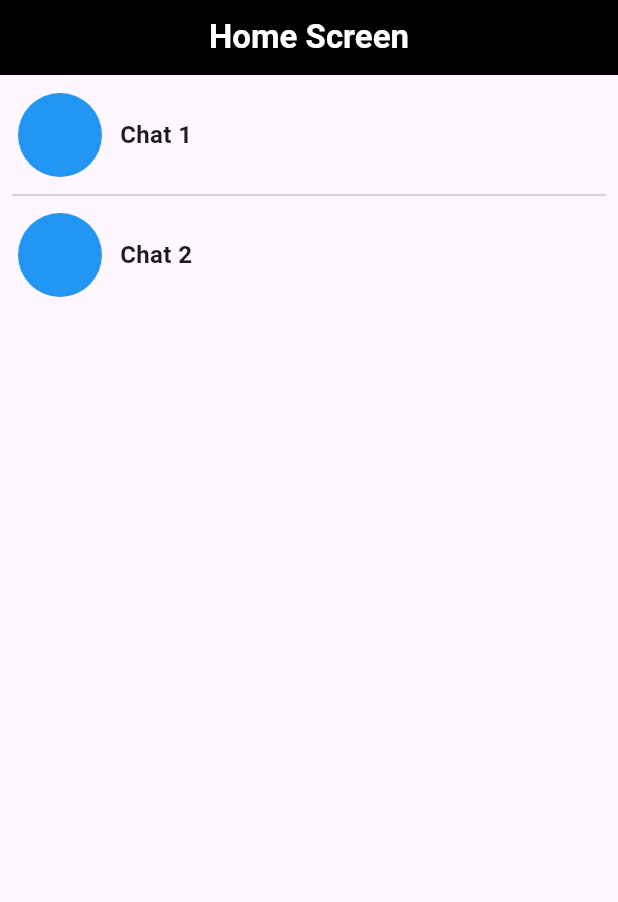
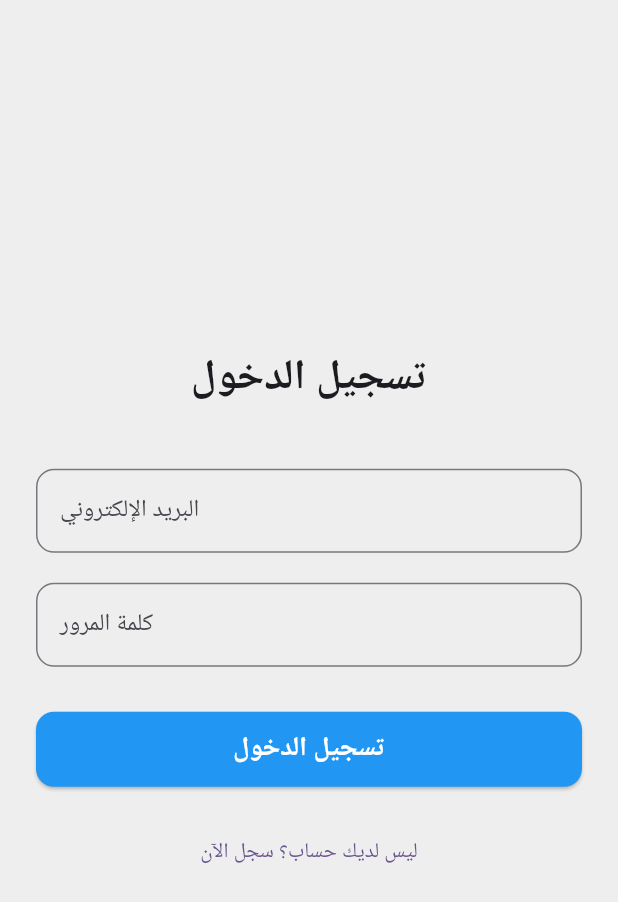
Before and after one commit to Moha2001hassan/chat_app, a Flutter app: the screen it shows after launch, on a phone screen of 412 x 824 dp. Shown: the top 902 px of the screen. Run offline on Flutter 3.47's test engine with Material 3 defaults, Android fonts, the phone set to English and light mode, and no system bars; our stand-ins replace chat_bubbles, cloud_firestore, firebase_auth, firebase_core; accounts and stored records are empty.

```diff
--- a/lib/main.dart
+++ b/lib/main.dart
@@ -1,7 +1,10 @@
+import 'package:chat_app/screens/login_screen.dart';
+import 'package:firebase_core/firebase_core.dart';
 import 'package:flutter/material.dart';
-import 'screens/home_screen.dart';
 
-void main() {
+Future<void> main() async {
+  WidgetsFlutterBinding.ensureInitialized();
+  await Firebase.initializeApp();
   runApp(const MyApp());
 }
 
@@ -16,7 +19,7 @@ class MyApp extends StatelessWidget {
       theme: ThemeData(
         colorScheme: ColorScheme.fromSeed(seedColor: Colors.deepPurple),
       ),
-      home: const HomeScreen(),
+      home: const LoginScreen(),
     );
   }
 }
--- /dev/null
+++ b/lib/screens/login_screen.dart
@@ -0,0 +1,89 @@
+import 'package:chat_app/screens/home_screen.dart';
+import 'package:chat_app/screens/signup_screen.dart';
+import 'package:flutter/material.dart';
+
+class LoginScreen extends StatefulWidget {
+  const LoginScreen({super.key});
+
+  @override
+  State<LoginScreen> createState() => _LoginScreenState();
+}
+
+class _LoginScreenState extends State<LoginScreen> {
+  @override
+  Widget build(BuildContext context) {
+    return Scaffold(
+      backgroundColor: Colors.grey[200],
+      body: Padding(
+        padding: const EdgeInsets.symmetric(horizontal: 24.0),
+        child: Center(
+          child: SingleChildScrollView(
+            child: Column(
+              children: [
+                const Text(
+                  'تسجيل الدخول',
+                  style: TextStyle(fontSize: 28, fontWeight: FontWeight.bold),
+                ),
+                const SizedBox(height: 40),
+                TextField(
+                  decoration: InputDecoration(
+                    labelText: 'البريد الإلكتروني',
+                    border: OutlineInputBorder(
+                      borderRadius: BorderRadius.circular(12),
+                    ),
+                  ),
+                ),
+                const SizedBox(height: 20),
+                TextField(
+                  obscureText: true,
+                  decoration: InputDecoration(
+                    labelText: 'كلمة المرور',
+                    border: OutlineInputBorder(
+                      borderRadius: BorderRadius.circular(12),
+                    ),
+                  ),
+                ),
+                const SizedBox(height: 30),
+                ElevatedButton(
+                  onPressed: () {
+                    Navigator.pushAndRemoveUntil(
+                      context,
+                      MaterialPageRoute(builder: (_) => const HomeScreen()),
+                      (route) => false,
+                    );
+                  },
+                  style: ElevatedButton.styleFrom(
+                    minimumSize: const Size.fromHeight(50),
+                    shape: RoundedRectangleBorder(
+                      borderRadius: BorderRadius.circular(12),
+                    ),
+                    backgroundColor: Colors.blue,
+                  ),
+                  child: const Text(
+                    'تسجيل الدخول',
+                    style: TextStyle(
+                      fontSize: 18,
+                      fontWeight: FontWeight.bold,
+                      color: Colors.white,
+                    ),
+                  ),
+                ),
+                const SizedBox(height: 20),
+                TextButton(
+                  onPressed: () {
+                    Navigator.pushAndRemoveUntil(
+                      context,
+                      MaterialPageRoute(builder: (_) => const SignupScreen()),
+                      (route) => false,
+                    );
+                  },
+                  child: const Text('ليس لديك حساب؟ سجل الآن'),
+                ),
+              ],
+            ),
+          ),
+        ),
+      ),
+    );
+  }
+}
--- a/pubspec.yaml
+++ b/pubspec.yaml
@@ -11,6 +11,9 @@ dependencies:
   cupertino_icons: ^1.0.8
   chat_bubbles: ^1.7.0
   flutter_launcher_icons: ^0.14.4
+  firebase_auth: ^6.0.0
+  firebase_core: ^4.0.0
+  cloud_firestore: ^6.0.0
 
 dev_dependencies:
   flutter_test:
```
Also changed, not shown: lib/helper/show_snackbar.dart (added, +17 -0 lines), lib/logic/auth_controllers/auth_controller.dart (added, +86 -0 lines), lib/model/chat_model.dart (added, +7 -0 lines), lib/model/message_model.dart (added, +22 -0 lines), lib/model/user_model.dart (added, +29 -0 lines), lib/screens/signup_screen.dart (added, +190 -0 lines), pubspec.lock, 2 other files.
